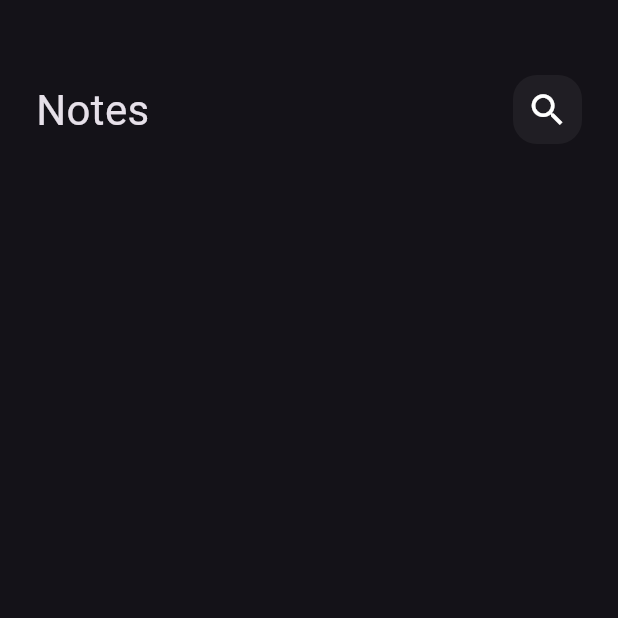
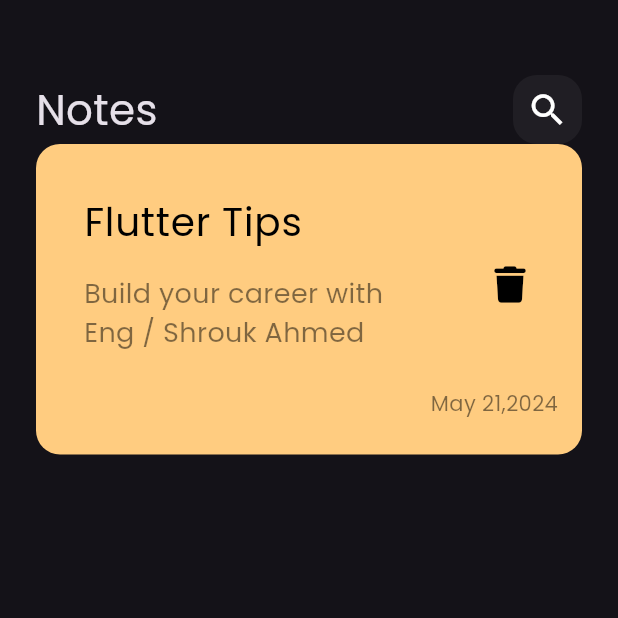
Before and after one commit to 24shrouk/notes_app, a Flutter app: the screen it shows after launch, on a phone screen of 412 x 824 dp, the top half of it. Run offline on Flutter 3.47's test engine with Material 3 defaults, Android fonts, the phone set to English and light mode, and no system bars; our stand-ins replace font_awesome_flutter.

Commit message:
create custom note item

```diff
--- a/lib/main.dart
+++ b/lib/main.dart
@@ -11,7 +11,7 @@ class NotesApp extends StatelessWidget {
   @override
   Widget build(BuildContext context) {
     return MaterialApp(
-      theme: ThemeData(brightness: Brightness.dark),
+      theme: ThemeData(brightness: Brightness.dark, fontFamily: 'Poppins'),
       home: const NotesView(),
     );
   }
--- /dev/null
+++ b/lib/widgets/custom_note_item.dart
@@ -0,0 +1,54 @@
+import 'package:flutter/material.dart';
+import 'package:font_awesome_flutter/font_awesome_flutter.dart';
+
+class NoteItem extends StatelessWidget {
+  const NoteItem({super.key});
+
+  @override
+  Widget build(BuildContext context) {
+    return Container(
+      padding: const EdgeInsets.only(top: 24, bottom: 24, left: 16),
+      decoration: BoxDecoration(
+        borderRadius: BorderRadius.circular(16),
+        color: Color(0xffFFCC80),
+      ),
+      child: Column(
+        crossAxisAlignment: CrossAxisAlignment.end,
+        children: [
+          ListTile(
+            title: const Text(
+              'Flutter Tips',
+              style: TextStyle(color: Colors.black, fontSize: 26),
+            ),
+            subtitle: Padding(
+              padding: const EdgeInsets.only(top: 16, bottom: 16),
+              child: Text(
+                'Build your career with Eng / Shrouk Ahmed ',
+                style: TextStyle(
+                    color: Colors.black.withOpacity(0.5), fontSize: 18),
+              ),
+            ),
+            trailing: IconButton(
+              onPressed: () {},
+              icon: const Icon(
+                FontAwesomeIcons.trash,
+                color: Colors.black,
+                size: 24,
+              ),
+            ),
+          ),
+          Padding(
+            padding: const EdgeInsets.only(right: 16),
+            child: Text(
+              'May 21,2024',
+              style: TextStyle(
+                color: Colors.black.withOpacity(0.5),
+                fontSize: 14,
+              ),
+            ),
+          ),
+        ],
+      ),
+    );
+  }
+}
--- a/lib/widgets/notes_view_body.dart
+++ b/lib/widgets/notes_view_body.dart
@@ -1,5 +1,6 @@
 import 'package:flutter/material.dart';
 import 'package:notes_app/widgets/custom_app_bar.dart';
+import 'package:notes_app/widgets/custom_note_item.dart';
 import 'package:notes_app/widgets/custom_search_icon.dart';
 
 class NotesViewBody extends StatelessWidget {
@@ -15,6 +16,7 @@ class NotesViewBody extends StatelessWidget {
             height: 50,
           ),
           CustomAppBar(),
+          NoteItem(),
         ],
       ),
     );
```
Also changed, not shown: pubspec.yaml (+7 -12 lines), assets/fonts/Poppins-Regular.ttf (added), pubspec.lock.
